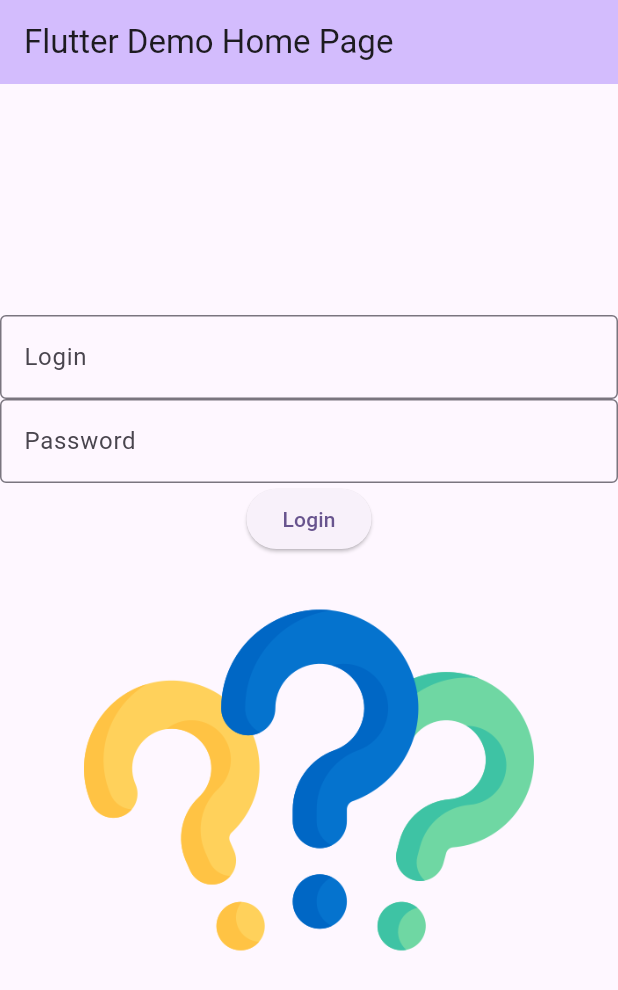
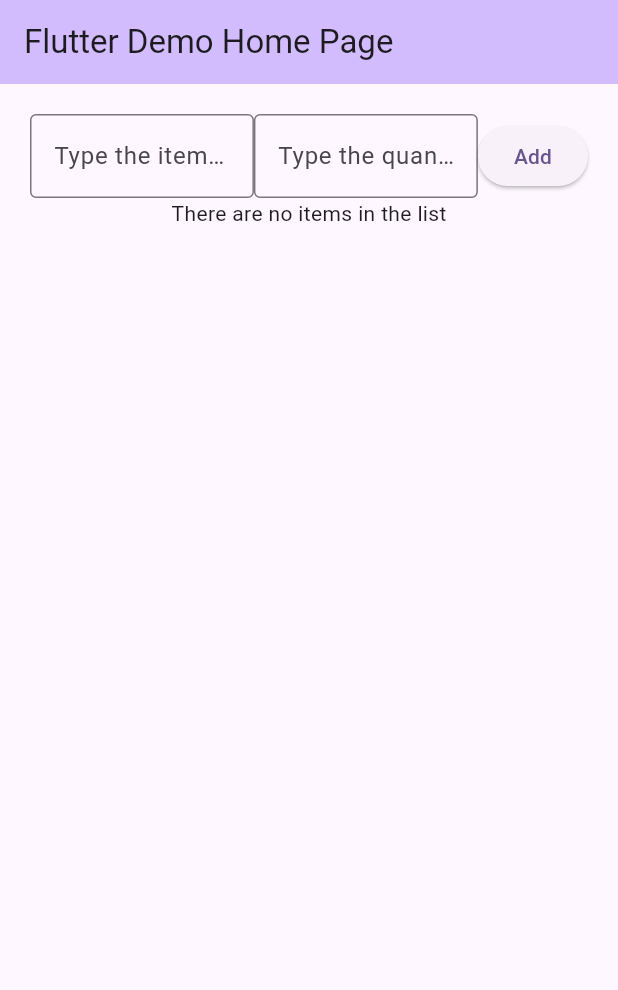
Before and after one commit to alak0035/my_CST2335_labs, a Flutter app: the screen it shows after launch, on a phone screen of 412 x 824 dp. Shown: the top 990 px of the screen. Run offline on Flutter 3.47's test engine with Material 3 defaults, Android fonts, the phone set to English and light mode, and no system bars; missing offline and left inert: encrypted_shared_preferences.

Commit message:
got the listPage working

```diff
--- a/lib/main.dart
+++ b/lib/main.dart
@@ -61,7 +61,10 @@ class MyHomePage extends StatefulWidget {
 class _MyHomePageState extends State<MyHomePage> {
   late TextEditingController _controller1;
   late TextEditingController _controller2;
-  var imageSource = "images/question-mark.png";
+  List<String> itemNames = [];
+  List<String> itemNums = [];
+  var number = 1;
+
 
 
   @override
@@ -70,24 +73,6 @@ class _MyHomePageState extends State<MyHomePage> {
     _controller1 = TextEditingController();
     _controller2 = TextEditingController();
 
-    Future.delayed(Duration.zero, () async {
-      EncryptedSharedPreferences prefs = EncryptedSharedPreferences();
-      String username = await prefs.getString("username");
-      String passwd = await prefs.getString("password");
-      if (username != "") {
-        if (passwd != "") {
-          setState(() {
-            _controller1.text = username;
-            _controller2.text = passwd;
-          });
-          var snackbar = SnackBar(
-            content: Text("Username: $username Password: $passwd"),
-            duration: Duration(seconds: 7),
-          );
-          ScaffoldMessenger.of(context).showSnackBar(snackbar);
-        }
-      }
-    });
   }
 
   @override
@@ -112,81 +97,95 @@ class _MyHomePageState extends State<MyHomePage> {
         title: Text(widget.title),
       ),
       body: Center(
-        child: Column(
-          mainAxisAlignment: MainAxisAlignment.center,
-          children: <Widget>[
-            TextField(
-              controller: _controller1,
-              decoration: InputDecoration(border: OutlineInputBorder(), labelText: "Login"),
-              obscureText:true
-            ),
+        child: Padding(padding: EdgeInsets.all(20),
+          child: listPage()
 
-            TextField(
-                controller: _controller2,
-                decoration: InputDecoration(border: OutlineInputBorder(), labelText: "Password"),
-                obscureText:true
-            ),
+        ),
 
-            ElevatedButton(
-                onPressed: () {
-                  showDialog(
-                    context: context,
-                    builder: (BuildContext ctx) => AlertDialog(
-                        title: Text('Would you like to save your login info?'),
-                        actions: <Widget>[
-                          ElevatedButton(onPressed: () {
-                            if (_controller2.text == "QWERTY123"){
-                              setState(() {
-                                imageSource = "images/idea.png";
-                              });
-                            }
-                            else {
-                              setState(() {
-                                imageSource = "images/stop.png";
-                              });
-                            String usrName = _controller1.text;
-                            String pass = _controller2.text;
-                            final prefs = EncryptedSharedPreferences();
-                            prefs.setString("username", usrName);
-                            prefs.setString("password", pass);
-                            }
 
-                            Navigator.pop(ctx);
-                          },
-                            child: Text("yes"),
-                          ),
+      ),
+    );// This trailing comma makes auto-formatting nicer for build methods.
+  }
 
-                          ElevatedButton(onPressed: () {
-                            if (_controller2.text == "QWERTY123"){
+  Widget listPage(){
+    return Column(children: [
+      Row(
+      mainAxisAlignment: MainAxisAlignment.spaceBetween,
+      children:[
 
-                              setState(() {
-                                imageSource = "images/idea.png";
-                              });
-                            }
-                            else {
-                              setState(() {
-                                imageSource = "images/stop.png";
-                              });
-                            final prefs = EncryptedSharedPreferences();
-                            prefs.clear();
-                            }
-                            Navigator.pop(ctx);
-                          },
-                            child: Text("No"),
-                          ),
-                        ],
-                      )
-                  );
-                },
-                child: Text("Login")),
+        Expanded(child: TextField(
+          controller: _controller1,
+          decoration: InputDecoration(
+            hintText: "Type the item here",
+            border: OutlineInputBorder()
+          ),
+        )),
 
-            Semantics(
-              label: "Question marks image",
-              child: Image.asset(imageSource, width: 300, height: 300),
-            )
-          ],
+        Expanded(child: TextField(
+          controller: _controller2,
+          decoration: InputDecoration(
+             hintText: "Type the quantity here",
+             border: OutlineInputBorder()
+
+          ))
         ),
-      ),// This trailing comma makes auto-formatting nicer for build methods.
-    );
+
+        ElevatedButton(
+            onPressed: () {
+              if (itemNames.isEmpty || itemNums.isEmpty){
+                number = 1;
+              } else if (itemNames.isNotEmpty || itemNums.isNotEmpty) {
+                number += 1;
+              }
+              var inputName = _controller1.value.text;
+              var inputNum = _controller2.value.text;
+
+              setState(() {
+                itemNames.add(inputName);
+                itemNums.add(inputNum);
+
+                _controller1.text = "";
+                _controller2.text = "";
+              });
+
+
+
+            },
+            child: Text("Add")
+        ),
+
+      ]),
+
+
+      Expanded(child:
+        ListView.builder(
+            itemCount: number,
+            itemBuilder: (context, rowNumber) {
+                  if (itemNames.isEmpty) {
+                    return Row(
+                      mainAxisAlignment: MainAxisAlignment.center,
+                      children: [Text("There are no items in the list")],
+                    );
+
+                  } else if (itemNames.isNotEmpty){
+                    return Row(
+                      mainAxisAlignment: MainAxisAlignment.center,
+                      children: [
+                        Text(
+                            "${rowNumber+1}: ${itemNames[rowNumber]}  quantity: ${itemNums[rowNumber]}")
+                      ],
+
+                    );}
+                  // if (rowNumber < 0){
+                  //   return Text("within");
+                  // } else {
+                  //   return Text("outside");
+                  // }
+            }
+        )
+      )
+    ],);
   }
+
+
 }
--- a/pubspec.yaml
+++ b/pubspec.yaml
@@ -64,9 +64,7 @@ flutter:
   #   - images/a_dot_burr.jpeg
   #   - images/a_dot_ham.jpeg
   assets:
-    - images/question-mark.png
-    - images/idea.png
-    - images/stop.png
+
   # An image asset can refer to one or more resolution-specific "variants", see
   # https://flutter.dev/to/resolution-aware-images
 
```
Also changed, not shown: images/idea.png (deleted), images/question-mark.png (deleted), images/stop.png (deleted).
